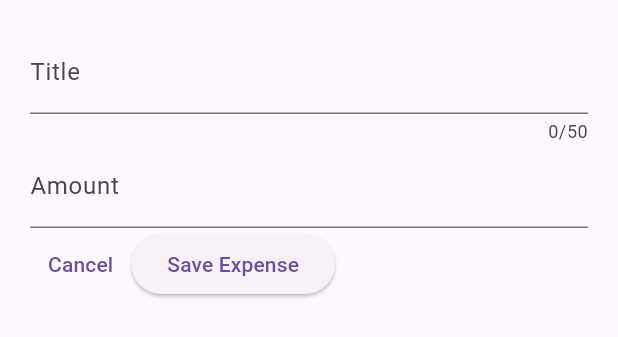
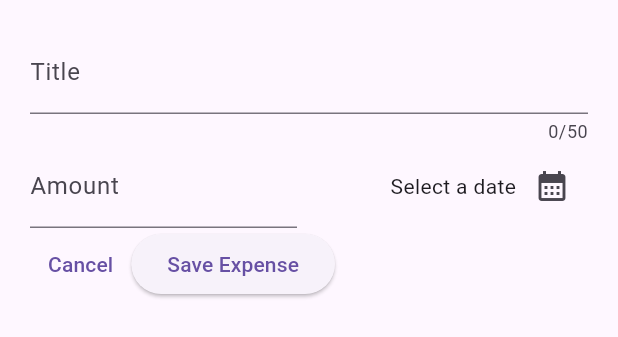
Before and after one commit to JoaoVitorLima242/expenses_tracker, a Flutter app: the NewExpensesBottomSheet widget shown alone on an empty page, opened directly, on a phone screen of 412 x 824 dp. Shown: the top 337 px of the screen. Run offline on Flutter 3.47's test engine with Material 2 defaults, Android fonts, the phone set to English and light mode, and no system bars.

Commit message:
showing a datePicker

```diff
--- a/lib/custom_widgets/new_expense_bottom_sheet.dart
+++ b/lib/custom_widgets/new_expense_bottom_sheet.dart
@@ -25,6 +25,18 @@ class _NewExpensesBottomSheet extends State<NewExpensesBottomSheet> {
     print(_amountController.text);
   }
 
+  void _onSelectDate() {
+    final now = DateTime.now();
+    final firstTime = DateTime(now.year - 1, now.month, now.day);
+
+    showDatePicker(
+      context: context,
+      initialDate: now,
+      firstDate: firstTime,
+      lastDate: now,
+    );
+  }
+
   void _onCancel() {
     Navigator.pop(context);
   }
@@ -43,7 +55,9 @@ class _NewExpensesBottomSheet extends State<NewExpensesBottomSheet> {
               label: Text('Title'),
             ),
           ),
-          TextField(
+          Row(children: [
+            Expanded(
+              child: TextField(
                 controller: _amountController,
                 keyboardType: TextInputType.number,
                 decoration: const InputDecoration(
@@ -51,6 +65,23 @@ class _NewExpensesBottomSheet extends State<NewExpensesBottomSheet> {
                   label: Text('Amount'),
                 ),
               ),
+            ),
+            const SizedBox(width: 16),
+            Expanded(
+              child: Row(
+                mainAxisAlignment: MainAxisAlignment.end,
+                crossAxisAlignment: CrossAxisAlignment.center,
+                children: [
+                  const Text('Select a date'),
+                  IconButton(
+                      onPressed: _onSelectDate,
+                      icon: const Icon(
+                        Icons.calendar_month,
+                      ))
+                ],
+              ),
+            )
+          ]),
           Row(
             children: [
               TextButton(onPressed: _onCancel, child: const Text('Cancel')),
```
Lines whose indentation alone changed are shown as unchanged.
